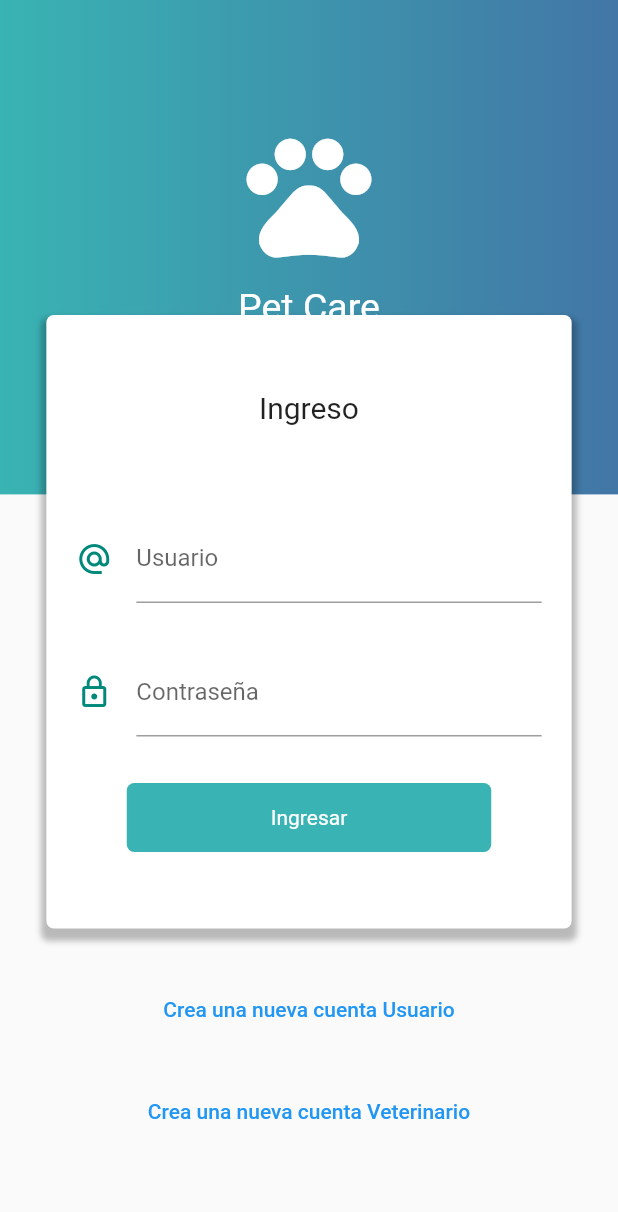
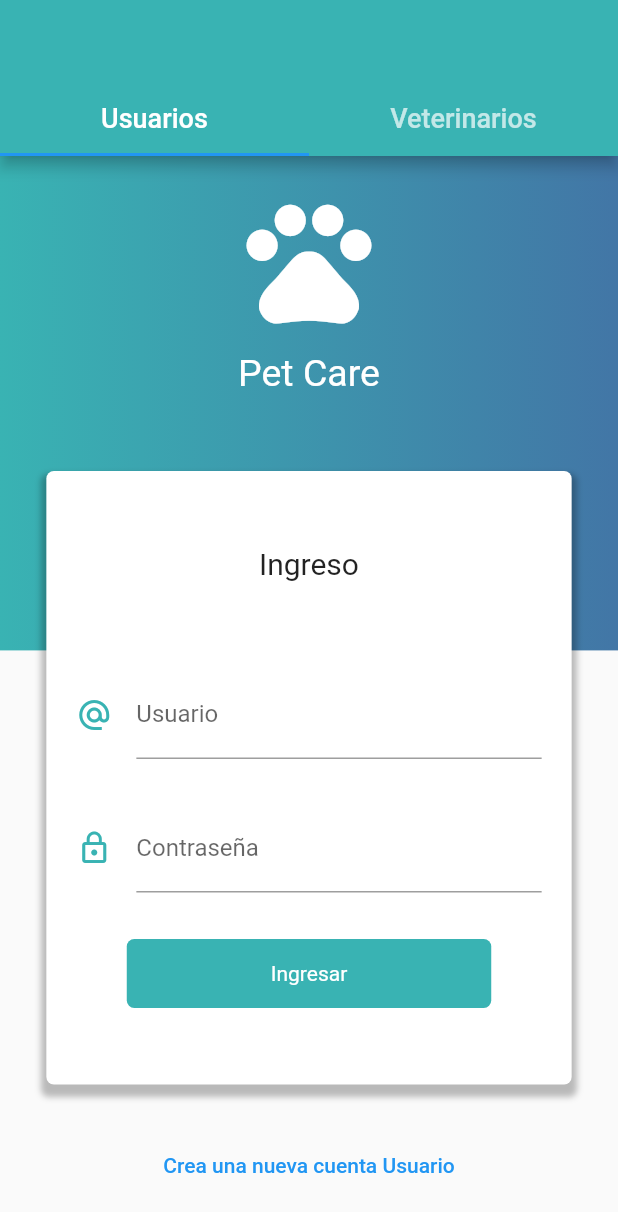
Before and after one commit to IanMaguina/petcare, a Flutter app: the LoginPage screen opened directly, on a phone screen of 412 x 824 dp. Shown: the top 1212 px of the screen. Run offline on Flutter 3.47's test engine with Material 2 defaults, Android fonts, the phone set to English and light mode, and no system bars; our stand-ins replace flutter_icons, shared_preferences; accounts and stored records are empty; network calls fail.

Commit message:
login and fix colors

```diff
--- a/lib/main.dart
+++ b/lib/main.dart
@@ -44,7 +44,9 @@ class MyApp extends StatelessWidget {
           debugShowCheckedModeBanner: false,
           initialRoute: '/',
           routes: getApplicationRoutes(),
-          theme: ThemeData(primaryColor: Colors.teal[700])),
+          theme: ThemeData(
+              primaryColor: Color.fromRGBO(57, 179, 179, 1.0),
+              textTheme: TextTheme(button: TextStyle(color: Colors.white)))),
     );
   }
 }
--- a/lib/src/pages/home_page.dart
+++ b/lib/src/pages/home_page.dart
@@ -29,7 +29,7 @@ class _Navegacion extends StatelessWidget {
         onTap: (i) => navegacionModel.paginaActual = i,
         items: [
           BottomNavigationBarItem(
-              backgroundColor: Colors.teal[600],
+              backgroundColor: Color.fromRGBO(57, 179, 179, 1.0),
               icon: Icon(Icons.new_releases),
               label: 'Inicio'),
           BottomNavigationBarItem(
--- a/lib/src/pages/login_page.dart
+++ b/lib/src/pages/login_page.dart
@@ -1,12 +1,64 @@
 import 'package:flutter/material.dart';
+import 'package:petcare/src/widgets/login_user_widget.dart';
+import 'package:petcare/src/widgets/login_uservet_widget.dart';
 
-class LoginPage extends StatelessWidget {
+class LoginPage extends StatefulWidget {
+  @override
+  _LoginPageState createState() => _LoginPageState();
+}
+
+class _LoginPageState extends State<LoginPage>
+    with SingleTickerProviderStateMixin {
+  TabController _controller;
+
+  @override
+  void initState() {
+    super.initState();
+    _controller = TabController(length: 2, vsync: this);
+  }
+
+  @override
+  void dispose() {
+    _controller.dispose();
+    super.dispose();
+  }
+
   @override
   Widget build(BuildContext context) {
     return Scaffold(
+      appBar: AppBar(
+        automaticallyImplyLeading: false,
+        titleTextStyle: TextStyle(color: Colors.white),
+        bottom: getTabBar(),
+      ),
       body: Stack(
-        children: <Widget>[_fondo(context), _formulario(context)],
+        children: <Widget>[
+          _fondo(context),
+          getTabBarView(<Widget>[LoginUserWidget(), LoginVetWidget()])
+        ],
       ),
+    );
+  }
+
+  TabBarView getTabBarView(var displays) {
+    return TabBarView(
+      children: displays,
+      controller: _controller,
+    );
+  }
+
+  TabBar getTabBar() {
+    return TabBar(
+      labelStyle: TextStyle(color: Colors.white, fontSize: 18.0),
+      tabs: <Tab>[
+        Tab(
+          text: "Usuarios",
+        ),
+        Tab(
+          text: "Veterinarios",
+        ),
+      ],
+      controller: _controller,
     );
   }
 
@@ -23,7 +75,7 @@ class LoginPage extends StatelessWidget {
     );
 
     final texto = Container(
-      padding: EdgeInsets.only(top: 80.0),
+      padding: EdgeInsets.only(top: 20.0),
       child: Column(
         children: <Widget>[
           Icon(Icons.pets, color: Colors.white, size: 100.0),
@@ -37,125 +89,4 @@ class LoginPage extends StatelessWidget {
       children: <Widget>[fondoPrint, texto],
     );
   }
-
-  _formulario(BuildContext context) {
-    final size = MediaQuery.of(context).size;
-
-    return SingleChildScrollView(
-      child: Column(
-        children: <Widget>[
-          SafeArea(
-              child: Container(
-            height: 180.0,
-          )),
-          Container(
-            width: size.width * 0.85,
-            margin: EdgeInsets.symmetric(vertical: 30.0),
-            padding: EdgeInsets.symmetric(vertical: 50.0),
-            decoration: BoxDecoration(
-                color: Colors.white,
-                borderRadius: BorderRadius.circular(5.0),
-                boxShadow: <BoxShadow>[
-                  BoxShadow(
-                      color: Colors.black26,
-                      blurRadius: 3.0,
-                      offset: Offset(0.0, 5.0),
-                      spreadRadius: 3.0)
-                ]),
-            child: Column(
-              children: <Widget>[
-                Text('Ingreso', style: TextStyle(fontSize: 20.0)),
-                SizedBox(
-                  height: 60.0,
-                ),
-                _emailUsuario(),
-                SizedBox(
-                  height: 30.0,
-                ),
-                _passwordUsuario(),
-                SizedBox(
-                  height: 30.0,
-                ),
-                _botonLogin(),
-              ],
-            ),
-          ),
-          TextButton(
-              onPressed: () =>
-                  Navigator.pushReplacementNamed(context, 'adduser'),
-              child: Text('Crea una nueva cuenta Usuario')),
-          SizedBox(height: 20.0),
-          TextButton(
-              onPressed: () =>
-                  Navigator.pushReplacementNamed(context, 'adduservet'),
-              child: Text('Crea una nueva cuenta Veterinario')),
-          SizedBox(height: 100.0),
-        ],
-      ),
-    );
-  }
-
-  _emailUsuario() {
-    return StreamBuilder(
-      builder: (BuildContext context, AsyncSnapshot snapshot) {
-        return Container(
-          padding: EdgeInsets.symmetric(horizontal: 20.0),
-          child: TextField(
-            keyboardType: TextInputType.emailAddress,
-            decoration: InputDecoration(
-              icon: Icon(Icons.alternate_email, color: Colors.teal[600]),
-              hintText: 'ingrese el usuario',
-              labelText: 'Usuario',
-              // counterText: snapshot.data,
-              // errorText: snapshot.error
-            ),
-          ),
-        );
-      },
-    );
-  }
-
-  _passwordUsuario() {
-    return StreamBuilder(
-      builder: (BuildContext context, AsyncSnapshot snapshot) {
-        return Container(
-          padding: EdgeInsets.symmetric(horizontal: 20.0),
-          child: TextField(
-            obscureText: true,
-            decoration: InputDecoration(
-                icon: Icon(Icons.lock_outline, color: Colors.teal[600]),
-                labelText: 'Contraseña',
-                // counterText: snapshot.data,
-                errorText: snapshot.error),
-          ),
-        );
-      },
-    );
-  }
 }
-
-_botonLogin() {
-  return StreamBuilder(
-    builder: (BuildContext context, AsyncSnapshot snapshot) {
-      return ElevatedButton(
-          child: Container(
-            padding: EdgeInsets.symmetric(horizontal: 80.0, vertical: 15.0),
-            child: Text('Ingresar'),
-          ),
-          style: ElevatedButton.styleFrom(
-            shape: RoundedRectangleBorder(
-                borderRadius: BorderRadius.circular(5.0)),
-            elevation: 0.0,
-            primary: Color.fromRGBO(57, 179, 179, 1.0),
-            textStyle: TextStyle(color: Colors.white),
-          ),
-          onPressed: () {
-            // final route =
-            //     MaterialPageRoute(builder: (context) => home());
-
-            //Navigator.push(context, route);
-            Navigator.pushReplacementNamed(context, 'home');
-          });
-    },
-  );
-}
--- a/lib/src/pages/welcome_page.dart
+++ b/lib/src/pages/welcome_page.dart
@@ -5,7 +5,7 @@ class WelcomePage extends StatelessWidget {
   @override
   Widget build(BuildContext context) {
     return Scaffold(
-      backgroundColor: Colors.teal[600],
+      backgroundColor: Color.fromRGBO(66, 118, 166, 1.0),
       body: PageView(children: <Widget>[
         ElevatedButton(
             child: Text('Bienvenido'),
--- a/lib/src/utils/utils.dart
+++ b/lib/src/utils/utils.dart
@@ -16,7 +16,7 @@ void mostrarAlerta(BuildContext context, String mensaje) {
           title: Text('Información incorrecta'),
           content: Text(mensaje),
           actions: <Widget>[
-            FlatButton(
+            TextButton(
               child: Text('Ok'),
               onPressed: () => Navigator.of(context).pop(),
             )
--- a/lib/src/widgets/ListPetsEmpty.dart
+++ b/lib/src/widgets/ListPetsEmpty.dart
@@ -1,6 +1,5 @@
 import 'package:flutter/material.dart';
 import 'package:petcare/const/colors.dart';
-import 'package:provider/provider.dart';
 
 class PetListEmpty extends StatelessWidget {
   @override
--- a/lib/src/widgets/ListarCitas/SearchBar.dart
+++ b/lib/src/widgets/ListarCitas/SearchBar.dart
@@ -9,7 +9,7 @@ class _MySearchBarState extends State<MySearchBar> {
   TextEditingController editingController = TextEditingController();
 
   final duplicateItems = List<String>.generate(100, (i) => "Item $i");
-  var items = List<String>();
+  var items = [];
 
   @override
   void initState() {
@@ -18,10 +18,10 @@ class _MySearchBarState extends State<MySearchBar> {
   }
 
   void filterSearchResults(String query) {
-    List<String> dummySearchList = List<String>();
+    List<String> dummySearchList = [];
     dummySearchList.addAll(duplicateItems);
     if (query.isNotEmpty) {
-      List<String> dummyListData = List<String>();
+      List<String> dummyListData = [];
       dummySearchList.forEach((item) {
         if (item.contains(query)) {
           dummyListData.add(item);
--- a/lib/src/widgets/lista_servicios.dart
+++ b/lib/src/widgets/lista_servicios.dart
@@ -41,7 +41,7 @@ class _Servicio extends StatelessWidget {
             size: 10.0,
           ),
           SizedBox(height: 10.0),
-          RaisedButton(child: Text('Buscar por Servicio'), onPressed: () {}),
+          ElevatedButton(child: Text('Buscar por Servicio'), onPressed: () {}),
         ]),
       ),
     );
--- /dev/null
+++ b/lib/src/widgets/login_user_widget.dart
@@ -0,0 +1,128 @@
+import 'package:flutter/material.dart';
+
+class LoginUserWidget extends StatelessWidget {
+  @override
+  Widget build(BuildContext context) {
+    return Container(
+      child: _formulario(context),
+    );
+  }
+
+  _formulario(BuildContext context) {
+    final size = MediaQuery.of(context).size;
+
+    return SingleChildScrollView(
+      child: Column(
+        children: <Widget>[
+          SafeArea(
+              child: Container(
+            height: 180.0,
+          )),
+          Container(
+            width: size.width * 0.85,
+            margin: EdgeInsets.symmetric(vertical: 30.0),
+            padding: EdgeInsets.symmetric(vertical: 50.0),
+            decoration: BoxDecoration(
+                color: Colors.white,
+                borderRadius: BorderRadius.circular(5.0),
+                boxShadow: <BoxShadow>[
+                  BoxShadow(
+                      color: Colors.black26,
+                      blurRadius: 3.0,
+                      offset: Offset(0.0, 5.0),
+                      spreadRadius: 3.0)
+                ]),
+            child: Column(
+              children: <Widget>[
+                Text('Ingreso', style: TextStyle(fontSize: 20.0)),
+                SizedBox(
+                  height: 60.0,
+                ),
+                _emailUsuario(),
+                SizedBox(
+                  height: 30.0,
+                ),
+                _passwordUsuario(),
+                SizedBox(
+                  height: 30.0,
+                ),
+                _botonLogin(),
+              ],
+            ),
+          ),
+          TextButton(
+              onPressed: () =>
+                  Navigator.pushReplacementNamed(context, 'adduser'),
+              child: Text('Crea una nueva cuenta Usuario')),
+          SizedBox(height: 100.0),
+        ],
+      ),
+    );
+  }
+
+  _emailUsuario() {
+    return StreamBuilder(
+      builder: (BuildContext context, AsyncSnapshot snapshot) {
+        return Container(
+          padding: EdgeInsets.symmetric(horizontal: 20.0),
+          child: TextField(
+            keyboardType: TextInputType.emailAddress,
+            decoration: InputDecoration(
+              icon: Icon(Icons.alternate_email,
+                  color: Color.fromRGBO(57, 179, 179, 1.0)),
+              hintText: 'ingrese su email',
+              labelText: 'Usuario',
+              // counterText: snapshot.data,
+              // errorText: snapshot.error
+            ),
+          ),
+        );
+      },
+    );
+  }
+
+  _passwordUsuario() {
+    return StreamBuilder(
+      builder: (BuildContext context, AsyncSnapshot snapshot) {
+        return Container(
+          padding: EdgeInsets.symmetric(horizontal: 20.0),
+          child: TextField(
+            obscureText: true,
+            decoration: InputDecoration(
+                icon: Icon(Icons.lock_outline,
+                    color: Color.fromRGBO(57, 179, 179, 1.0)),
+                labelText: 'Contraseña',
+                // counterText: snapshot.data,
+                errorText: snapshot.error),
+          ),
+        );
+      },
+    );
+  }
+}
+
+_botonLogin() {
+  return StreamBuilder(
+    builder: (BuildContext context, AsyncSnapshot snapshot) {
+      return ElevatedButton(
+          child: Container(
+            padding: EdgeInsets.symmetric(horizontal: 80.0, vertical: 15.0),
+            child: Text('Ingresar'),
+          ),
+          style: ElevatedButton.styleFrom(
+            shape: RoundedRectangleBorder(
+                borderRadius: BorderRadius.circular(5.0)),
+            elevation: 0.0,
+            primary: Color.fromRGBO(57, 179, 179, 1.0),
+            textStyle: TextStyle(color: Colors.white),
+          ),
+          onPressed: () {
+            // final route =
+            //     MaterialPageRoute(builder: (context) => home());
+
+            //Navigator.push(context, route);
+            Navigator.pushReplacementNamed(context, 'home');
+          });
+    },
+  );
+}
```
Also changed, not shown: lib/src/widgets/custom_bottom_nav.dart (+8 -51 lines), lib/src/widgets/login_uservet_widget.dart (added, +128 -0 lines).
